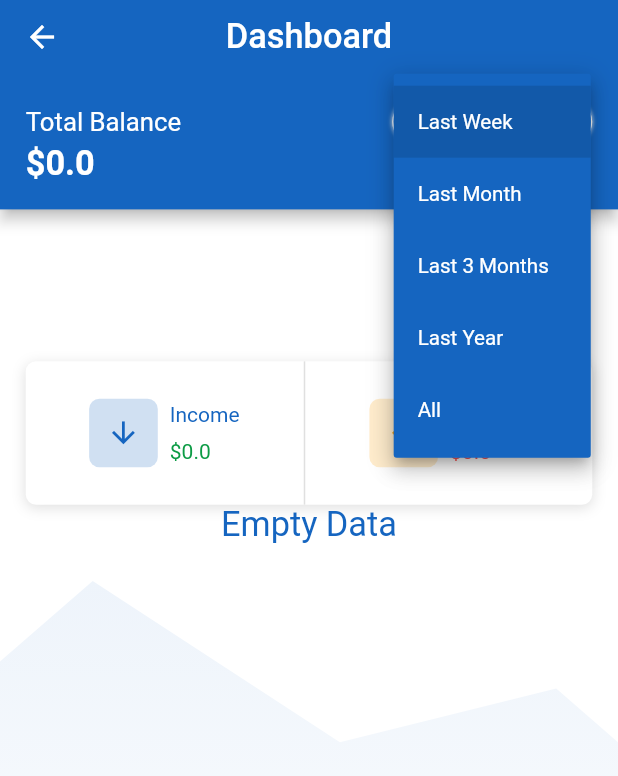
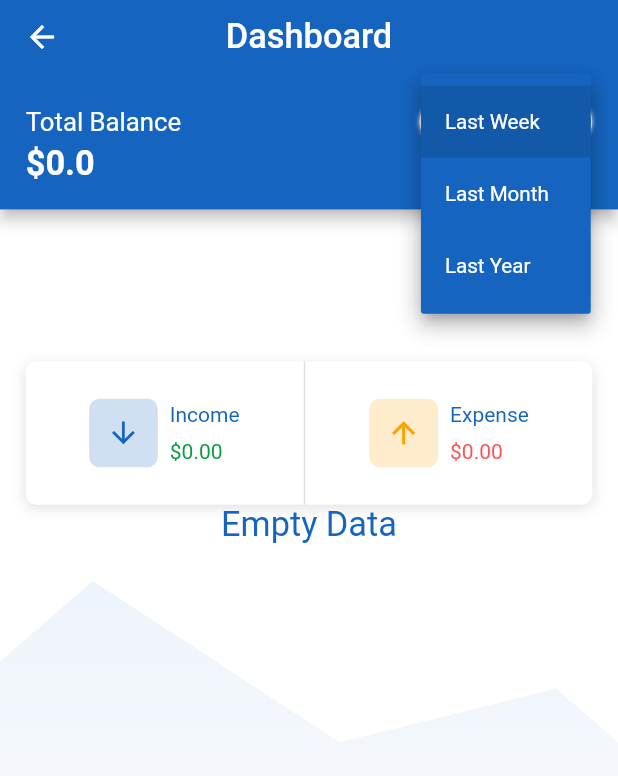
Before and after one commit to calcino/Miwallet-Flutter, a Flutter app: the DashboardPage screen opened directly, after a tap on "Last Week", on a phone screen of 412 x 824 dp. Shown: the top 776 px of the screen. Run offline on Flutter 3.47's test engine with Material 2 defaults, Android fonts, the phone set to English and light mode, and no system bars; our stand-ins replace charts_flutter, device_preview, floor, flutter_screenutil, flutter_svg, grouped_list and 2 more; missing offline and left inert: charts_common, flutter_cupertino_date_picker, input_calculator, unicorndial; accounts and stored records are empty; generated files the repository leaves out were written again; statements that could not run were skipped.

Commit message:
fix issue of creating view in database

```diff
--- a/lib/db/dao/account_transaction_dao.dart
+++ b/lib/db/dao/account_transaction_dao.dart
@@ -9,13 +9,13 @@ abstract class AccountTransactionDao {
   Future<AccountTransaction> findWithId(int id);
 
   @Query(
-      'SELECT * FROM AccountTransactionView WHERE dateTime > :fromDate AND dateTime < :toDate')
+      'SELECT * FROM AccountTransactionView WHERE dateTime >= :fromDate AND dateTime <= :toDate')
   Stream<List<AccountTransactionView>> findAll(String fromDate, String toDate);
 
   @Query(
-      'SELECT * FROM TransactionGroupedByCategory WHERE dateTime > :fromDate AND dateTime < :toDate')
+      'SELECT * FROM TransactionGroupedByCategory WHERE dateTime >= :fromDate AND dateTime <= :toDate AND isIncome = :isIncome')
   Stream<List<TransactionGroupedByCategory>> findAllGroupedByCategoryId(
-      String fromDate, String toDate);
+      String fromDate, String toDate,String isIncome);
 
   @Insert(onConflict: OnConflictStrategy.replace)
   Future<void> insertAccountTransaction(AccountTransaction accountTransaction);
--- a/lib/db/views/transaction_grouped_by_category.dart
+++ b/lib/db/views/transaction_grouped_by_category.dart
@@ -1,17 +1,19 @@
 import 'package:floor/floor.dart';
 
 @DatabaseView(
-    'SELECT categoryId,dateTime,categoryHexColor, sum(amount) as amountSum '
-        'FROM AccountTransactionView GROUP BY categoryId',
+    'SELECT categoryId,isIncome,categoryName,dateTime,categoryHexColor, sum(amount) as amountSum '
+    'FROM AccountTransactionView GROUP BY categoryId',
     viewName: 'TransactionGroupedByCategory')
 class TransactionGroupedByCategory {
   final int categoryId;
   final double amountSum;
   final String dateTime;
   final String categoryHexColor;
+  final bool isIncome;
+  final String categoryName;
 
-  TransactionGroupedByCategory(
-      this.categoryId, this.amountSum, this.categoryHexColor, this.dateTime);
+  TransactionGroupedByCategory(this.categoryId, this.amountSum,
+      this.categoryHexColor, this.dateTime, this.isIncome, this.categoryName);
 
   @override
   String toString() {
--- a/lib/features/dashboard/logic/dashboard_provider.dart
+++ b/lib/features/dashboard/logic/dashboard_provider.dart
@@ -8,6 +8,7 @@ import 'package:fluttermiwallet/db/entity/subcategory.dart';
 import 'package:fluttermiwallet/db/entity/transfer.dart';
 import 'package:fluttermiwallet/db/views/account_transaction_view.dart';
 import 'package:fluttermiwallet/db/views/transaction_grouped_by_category.dart';
+import 'package:fluttermiwallet/utils/date_range.dart';
 import 'package:fluttermiwallet/utils/logger/logger.dart';
 
 class DashboardProvider extends ChangeNotifier {
@@ -16,15 +17,16 @@ class DashboardProvider extends ChangeNotifier {
   double totalIncome = 0;
   double totalBalance = 0;
   List<AccountTransactionView> transactions = [];
-  List<TransactionGroupedByCategory> transactionsGroupedByCategory = [];
+  List<TransactionGroupedByCategory> totalExpensesGroupedByCategory = [];
   bool isLoading = false;
 
   DashboardProvider(this._db);
 
-  void getAccountTransactions({String startDate = '1000-01-20 00:00:00.000',
-    String endDate = '9000-01-20 00:00:00.000'}) async {
+  void getAccountTransactions({DateRange dateRange = const DateRange()}) async {
     isLoading = true;
-    _db.accountTransactionDao.findAll(startDate, endDate).listen((event) {
+    _db.accountTransactionDao
+        .findAll(dateRange.from, dateRange.to)
+        .listen((event) {
       totalIncome = 0;
       totalExpense = 0;
       transactions = event;
@@ -40,10 +42,12 @@ class DashboardProvider extends ChangeNotifier {
     });
   }
 
-  void getAllTransactionGroupedByCategoryId({String startDate = '1000-01-20 00:00:00.000',
-    String endDate = '9000-01-20 00:00:00.000'}) {
-    _db.accountTransactionDao.findAllGroupedByCategoryId(startDate, endDate).listen((event) {
-      transactionsGroupedByCategory = event;
+  void getTotalExpensesGroupedByCategoryId(
+      {DateRange dateRange = const DateRange()}) {
+    _db.accountTransactionDao
+        .findAllGroupedByCategoryId(dateRange.from, dateRange.to,'0')
+        .listen((event) {
+      totalExpensesGroupedByCategory = event;
       notifyListeners();
     });
   }
--- a/lib/features/dashboard/ui/dashboard_page.dart
+++ b/lib/features/dashboard/ui/dashboard_page.dart
@@ -1,8 +1,6 @@
 import 'package:flutter/material.dart';
 import 'package:flutter_screenutil/flutter_screenutil.dart';
-import 'package:flutter_svg/flutter_svg.dart';
 import 'package:fluttermiwallet/app/logic/app_provider.dart';
-import 'package:fluttermiwallet/db/entity/account_transaction.dart';
 import 'package:fluttermiwallet/db/views/account_transaction_view.dart';
 import 'package:fluttermiwallet/db/views/transaction_grouped_by_category.dart';
 import 'package:fluttermiwallet/features/dashboard/logic/dashboard_provider.dart';
@@ -10,10 +8,12 @@ import 'package:fluttermiwallet/res/colors.dart';
 import 'package:fluttermiwallet/res/dimen.dart';
 import 'package:fluttermiwallet/res/strings.dart';
 import 'package:fluttermiwallet/utils/custom_paint/custom_rock_painter.dart';
+import 'package:fluttermiwallet/utils/date_range.dart';
 import 'package:fluttermiwallet/utils/extentions/string_extentions.dart';
 import 'package:fluttermiwallet/utils/logger/logger.dart';
 import 'package:fluttermiwallet/utils/widgets/donut_auto_label_chart.dart';
 import 'package:fluttermiwallet/utils/widgets/custom_bar_chart.dart';
+import 'package:fluttermiwallet/utils/widgets/empty_dashboard.dart';
 import 'package:fluttermiwallet/utils/widgets/total_income_expnse.dart';
 import 'package:provider/provider.dart';
 
@@ -24,6 +24,7 @@ class DashboardPage extends StatefulWidget {
 
 class _DashboardPageState extends State<DashboardPage> {
   String _selectedRange = Strings.dashboardRangeOfDate[0];
+  DateRange _selectedDateRange = DateRange();
 
   DashboardProvider _provider;
 
@@ -32,6 +33,7 @@ class _DashboardPageState extends State<DashboardPage> {
     super.initState();
     var appProvider = context.read<AppProvider>();
     _provider = DashboardProvider(appProvider.db);
+    _onSelectedDateRange(_selectedRange);
   }
 
   @override
@@ -43,17 +45,16 @@ class _DashboardPageState extends State<DashboardPage> {
     //_provider.insertFakeAccount();
     //_provider.insertFakeTransfer();
     //_provider.insertFakeAccountTransactions();
-    _provider.getAllTransactionGroupedByCategoryId();
+    _provider.getTotalExpensesGroupedByCategoryId(
+        dateRange: _selectedDateRange);
 
     //_provider.getCategories();
     //_provider.getSubcategories();
     //_provider.getAllAccounts();
     //_provider.getAllBanks();
-    _provider.getAccountTransactions();
+    _provider.getAccountTransactions(dateRange: _selectedDateRange);
     //_provider.getTransfers();
     //_provider.getTransactionView();
-
-    Logger.log('dashboard build called: ${DateTime.now().toIso8601String()}');
     return ChangeNotifierProvider<DashboardProvider>(
       create: (_) => _provider,
       child: Scaffold(
@@ -100,7 +101,6 @@ class _DashboardPageState extends State<DashboardPage> {
               ),
               Consumer<DashboardProvider>(
                 builder: (ctx, provider, child) {
-                  Logger.log('total balance consumer');
                   var totalBalance =
                       provider.totalBalance.toString().split('.');
                   return Text(
@@ -155,14 +155,31 @@ class _DashboardPageState extends State<DashboardPage> {
                   ),
                 )
                 .toList(),
-              onChanged: (v) {
-                setState(() {
-                  _selectedRange = v;
-                });
-              }),
+            onChanged: _onSelectedDateRange,
+          ),
         ),
       ),
     );
+  }
+
+  void _onSelectedDateRange(String value) {
+    String toDate = DateTime.now().toIso8601String();
+    String fromDate =
+        DateTime.now().subtract(Duration(days: 730)).toIso8601String();
+    if (Strings.dashboardRangeOfDate[0] == value) {
+      fromDate = DateTime.now().subtract(Duration(days: 7)).toIso8601String();
+    } else if (Strings.dashboardRangeOfDate[1] == value) {
+      fromDate = DateTime.now().subtract(Duration(days: 30)).toIso8601String();
+    } else if (Strings.dashboardRangeOfDate[2] == value) {
+      fromDate = DateTime.now().subtract(Duration(days: 365)).toIso8601String();
+    } else {
+      fromDate = DateTime.now().subtract(Duration(days: 730)).toIso8601String();
+    }
+
+    setState(() {
+      _selectedRange = value;
+      _selectedDateRange = DateRange(from: fromDate, to: toDate);
+    });
   }
 
   Widget _body() {
@@ -192,9 +209,7 @@ class _DashboardPageState extends State<DashboardPage> {
               ..add(transactions.isEmpty
                   ? Container()
                   : _chartContainer(transactions))
-              ..add(transactions.isEmpty
-                  ? _emptyWidget()
-                  : _piChartContainer())
+              ..add(transactions.isEmpty  ? EmptyDashboard() : _piChartContainer())
               ..addAll(transactions.map<Widget>(
                   (AccountTransactionView transaction) =>
                       _IncomeExpensePercentHistory(transaction))),
@@ -215,53 +230,31 @@ class _DashboardPageState extends State<DashboardPage> {
   }
 
   Widget _piChartContainer() {
-    return Container(
+    return Column(
+      children: <Widget>[
+        Text(
+          Strings.totalExpensesByPercentage,
+          style: TextStyle(
+              color: ColorRes.blueColor,
+              fontSize: ScreenUtil().setSp(DimenRes.normalText)),
+        ),
+        Container(
           margin: EdgeInsets.all(ScreenUtil().setWidth(10)),
           height: ScreenUtil().setWidth(200),
           width: ScreenUtil().setWidth(200),
           alignment: Alignment.center,
-      child: Selector<DashboardProvider, List<TransactionGroupedByCategory>>(
-          selector: (_, provider) => provider.transactionsGroupedByCategory,
+          child:
+              Selector<DashboardProvider, List<TransactionGroupedByCategory>>(
+                  selector: (_, provider) =>
+                      provider.totalExpensesGroupedByCategory,
                   builder: (ctx, list, child) {
-            if (list == null || list.isEmpty)
-              return Container();
-            else
                     return DonutAutoLabelChart(list);
                   }),
+        ),
+      ],
     );
   }
 
-  Widget _emptyWidget() {
-    Widget _rockWidget() {
-      return Align(
-          alignment: Alignment.bottomCenter,
-          child: Container(
-            height: ScreenUtil().setHeight(300),
-            width: double.infinity,
-            child: CustomPaint(
-              painter: CustomRockPainter(),
-            ),
-          ));
-    }
-
-    return Column(
-      mainAxisAlignment: MainAxisAlignment.end,
-      crossAxisAlignment: CrossAxisAlignment.center,
-      mainAxisSize: MainAxisSize.min,
-      children: <Widget>[
-        Text(
-          Strings.emptyData,
-          style: TextStyle(
-              color: ColorRes.blueColor,
-              fontSize: ScreenUtil().setSp(DimenRes.largeText)),
-        ),
-        SizedBox(
-          height: ScreenUtil().setHeight(20),
-        ),
-        _rockWidget(),
-      ],
-    );
-  }
 }
 
 class _IncomeExpensePercentHistory extends StatelessWidget {
--- a/lib/res/strings.dart
+++ b/lib/res/strings.dart
@@ -84,13 +84,13 @@ class Strings {
   static const String totalBalance = 'Total Balance';
   static const String emptyData = 'Empty Data';
   static const String dashboard = 'Dashboard';
+  static const String totalExpensesByPercentage =
+      'Total Expneses By Percentage';
 
 //array
   static const List<String> dashboardRangeOfDate = [
     'Last Week',
     'Last Month',
-    'Last 3 Months',
     'Last Year',
-    'All'
   ];
 }
--- /dev/null
+++ b/lib/utils/date_range.dart
@@ -0,0 +1,8 @@
+class DateRange {
+  final String from;
+  final String to;
+
+  const DateRange(
+      {this.from = '1000-01-01 00:00:00.000',
+      this.to = '9000-01-01 00:00:00.000'});
+}
--- /dev/null
+++ b/lib/utils/widgets/empty_dashboard.dart
@@ -0,0 +1,41 @@
+import 'package:flutter/material.dart';
+import 'package:flutter_screenutil/flutter_screenutil.dart';
+import 'package:fluttermiwallet/res/colors.dart';
+import 'package:fluttermiwallet/res/dimen.dart';
+import 'package:fluttermiwallet/res/strings.dart';
+import 'package:fluttermiwallet/utils/custom_paint/custom_rock_painter.dart';
+
+class EmptyDashboard extends StatelessWidget {
+  @override
+  Widget build(BuildContext context) {
+    return Column(
+      mainAxisAlignment: MainAxisAlignment.end,
+      crossAxisAlignment: CrossAxisAlignment.center,
+      mainAxisSize: MainAxisSize.min,
+      children: <Widget>[
+        Text(
+          Strings.emptyData,
+          style: TextStyle(
+              color: ColorRes.blueColor,
+              fontSize: ScreenUtil().setSp(DimenRes.largeText)),
+        ),
+        SizedBox(
+          height: ScreenUtil().setHeight(20),
+        ),
+        _rockWidget(),
+      ],
+    );
+  }
+
+  Widget _rockWidget() {
+    return Align(
+        alignment: Alignment.bottomCenter,
+        child: Container(
+          height: ScreenUtil().setHeight(300),
+          width: double.infinity,
+          child: CustomPaint(
+            painter: CustomRockPainter(),
+          ),
+        ));
+  }
+}
--- a/lib/utils/widgets/total_income_expnse.dart
+++ b/lib/utils/widgets/total_income_expnse.dart
@@ -107,7 +107,7 @@ class TotalIncomeExpense extends StatelessWidget {
                   '\$' +
                       '${amount.toString().split('.')[0].addSeparator()}' +
                       '.' +
-                      '${amount.toString().split('.')[1]}',
+                      '${amount.toStringAsFixed(2).split('.')[1]}',
                   style: TextStyle(color: _amountColor),
                   maxLines: 1,
                   overflow: TextOverflow.ellipsis,
```
Also changed, not shown: lib/features/home/logic/history_provider.dart (+10 -8 lines), lib/features/home/ui/history_list.dart (+6 -5 lines), lib/features/home/ui/home_page.dart (+53 -28 lines), lib/utils/widgets/custom_bar_chart.dart (+3 -6 lines), lib/utils/widgets/donut_auto_label_chart.dart (+7 -1 lines), lib/db/database.g.dart. Lines whose indentation alone changed are shown as unchanged.
